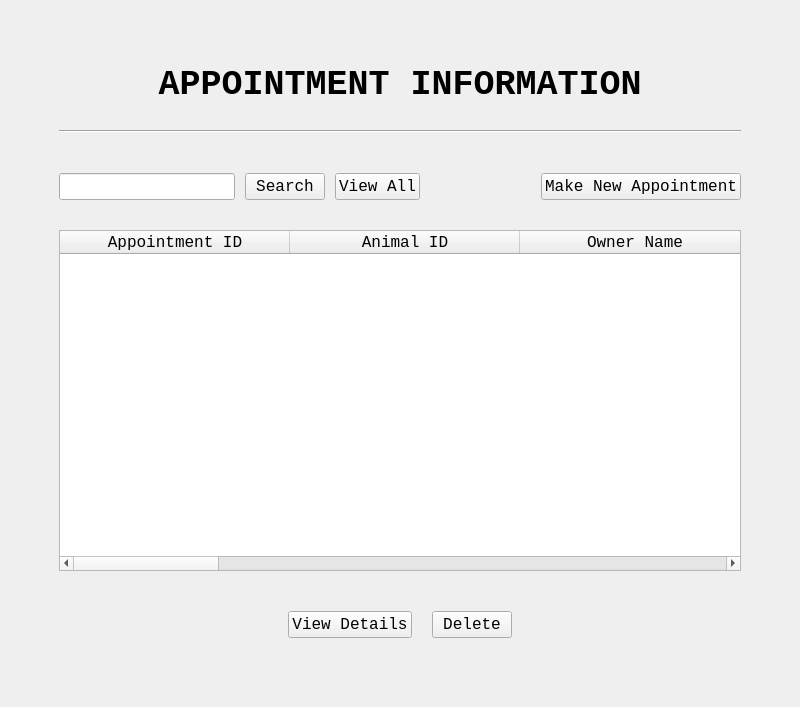
Above: AppointmentUI.ui from ASNaeem/Simple-VCMS before the change. Below: the same form after it.
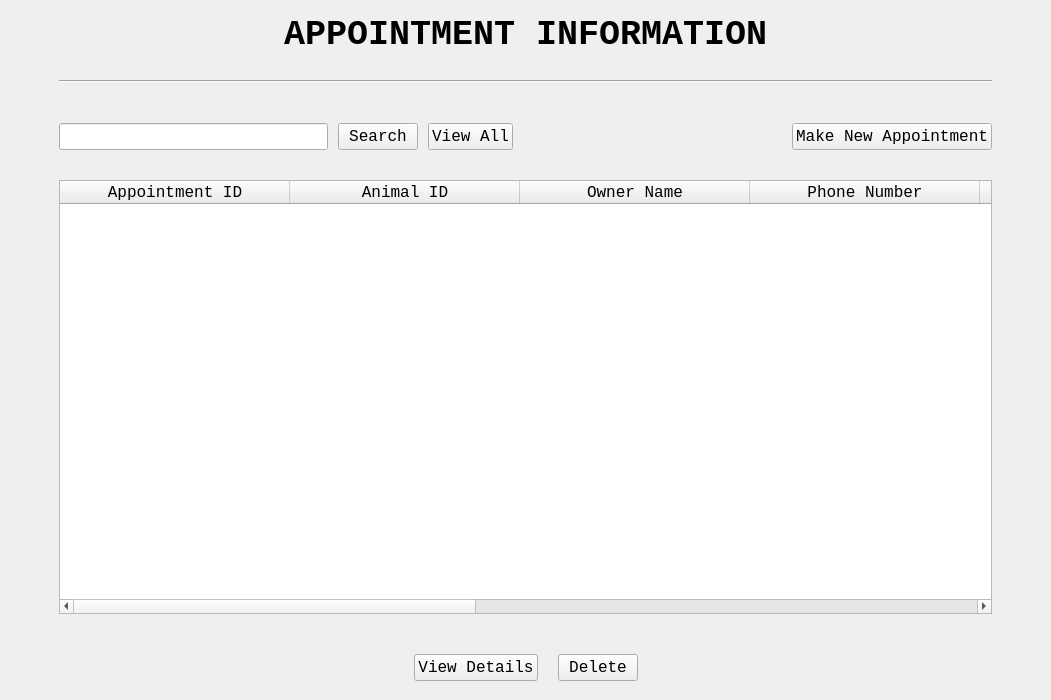
That is the form after the change.

The edit to the form file:
```diff
--- a/AppointmentUI.ui
+++ b/AppointmentUI.ui
@@ -6,8 +6,8 @@
    <rect>
     <x>0</x>
     <y>0</y>
-    <width>800</width>
-    <height>705</height>
+    <width>1051</width>
+    <height>700</height>
    </rect>
   </property>
   <property name="font">
@@ -30,13 +30,13 @@
        <number>50</number>
       </property>
       <property name="topMargin">
-       <number>50</number>
+       <number>0</number>
       </property>
       <property name="rightMargin">
        <number>50</number>
       </property>
       <property name="bottomMargin">
-       <number>50</number>
+       <number>0</number>
       </property>
       <item>
        <layout class="QHBoxLayout" name="horizontal_layout_Label">
```
